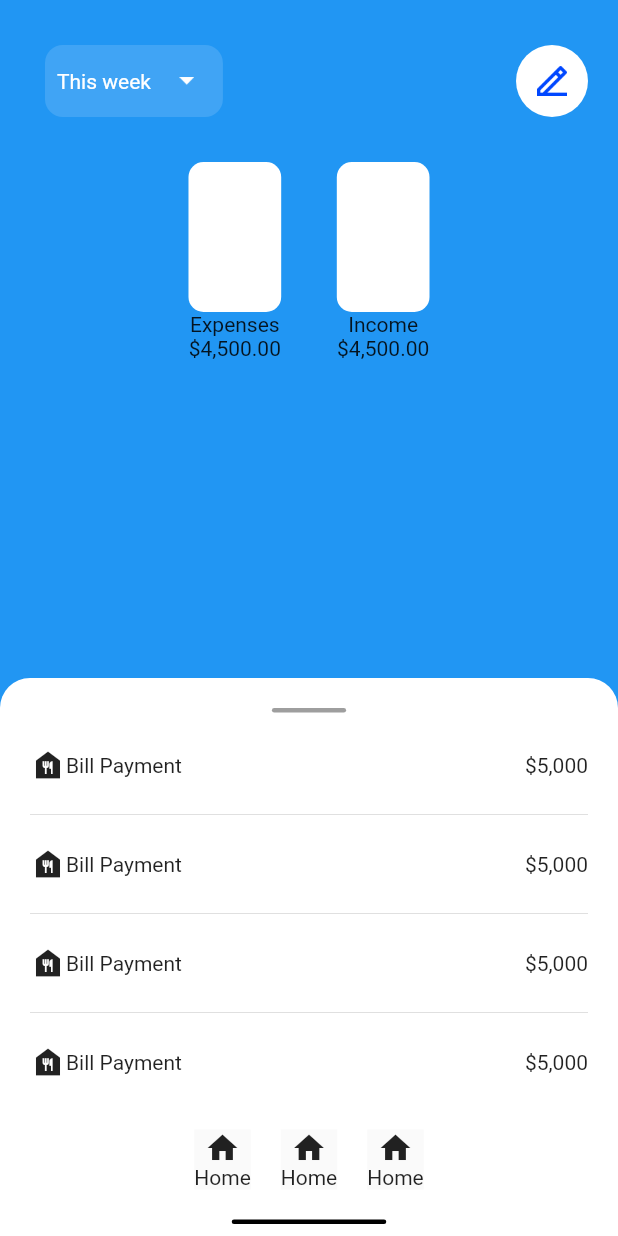
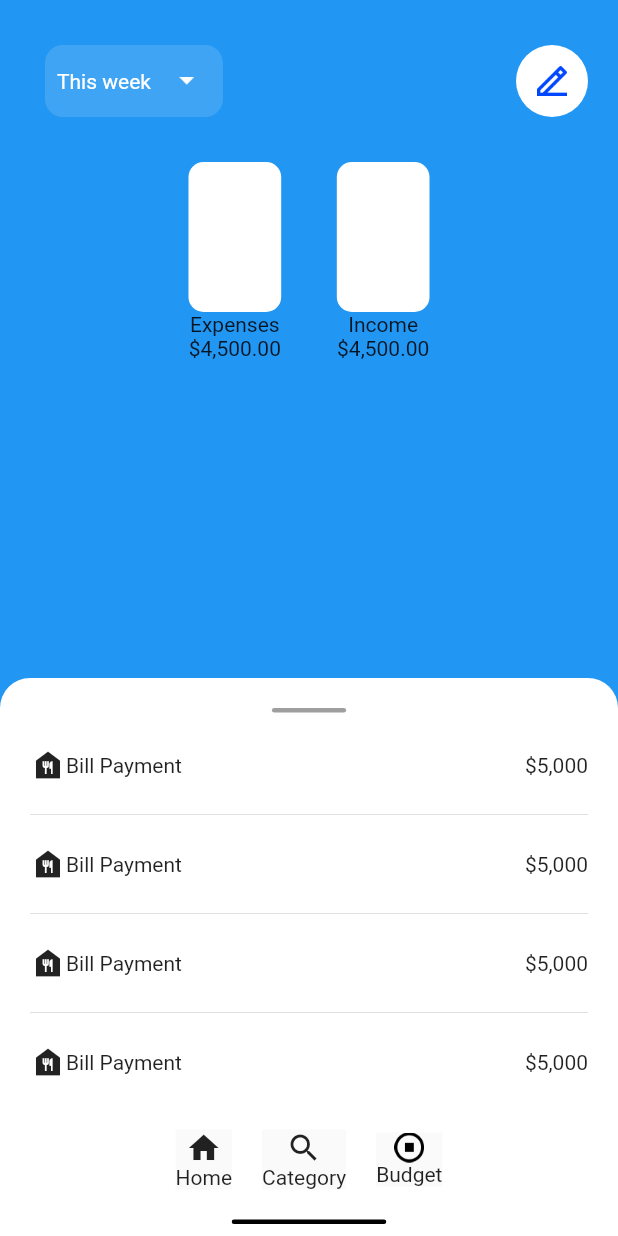
Before and after one commit to ernestkoko/xafe, a Flutter app: the HomePage screen opened by its route, on a phone screen of 412 x 824 dp. Run offline on Flutter 3.47's test engine with Material 2 defaults, Android fonts, the phone set to English and light mode, and no system bars; our stand-ins replace get.

Commit message:
Created budget_page and did some work

```diff
--- /dev/null
+++ b/lib/app/modules/budget_module/budget_page_binding.dart
@@ -0,0 +1,11 @@
+
+import 'package:get/get.dart';
+import 'package:xafe/app/modules/budget_module/budget_page_controller.dart';
+
+class BudgetPageBinding extends Bindings{
+  @override
+  void dependencies() {
+    Get.put(BudgetPageController());
+  }
+
+}
--- a/lib/app/modules/home_module/home_page.dart
+++ b/lib/app/modules/home_module/home_page.dart
@@ -198,9 +198,9 @@ class HomePage extends GetView<HomePageController> {
                               child: InkWell(
                                 onTap: () {},
                                 child: Column(
-                                  children: const [
+                                  children:const  [
                                     Icon(Icons.home),
-                                    Text("Home")
+                                     Text("Home")
                                   ],
                                 ),
                               ),
@@ -211,8 +211,8 @@ class HomePage extends GetView<HomePageController> {
                                 onTap: () {},
                                 child: Column(
                                   children: const [
-                                    Icon(Icons.home),
-                                    Text("Home"),
+                                    Icon(Icons.search),
+                                    Text("Category"),
                                   ],
                                 ),
                               ),
@@ -220,11 +220,21 @@ class HomePage extends GetView<HomePageController> {
                             Space.X(20),
                             Material(
                               child: InkWell(
-                                onTap: () {},
+                                onTap: controller.navigateToBudgetPage,
                                 child: Column(
-                                  children: const [
-                                    Icon(Icons.home),
-                                    Text("Home")
+                                  children: [
+                                    Image.asset(
+                                      "assets/img/budget.png",
+                                      color: Colors.black,
+                                      errorBuilder: (ctx, o, trace) =>
+                                          const Icon(
+                                        Icons.error,
+                                        color: Colors.red,
+                                      ),
+                                      height: 20,
+                                      width: 20,
+                                    ),
+                                    Text("Budget")
                                   ],
                                 ),
                               ),
--- a/lib/app/modules/home_module/home_page_controller.dart
+++ b/lib/app/modules/home_module/home_page_controller.dart
@@ -18,5 +18,9 @@ class HomePageController extends GetxController{
   void navigateToAddSpending(){
 
   }
+  ///Navigate to budget page
+void navigateToBudgetPage(){
+    Get.toNamed(AppRoutes.budgetPage);
+}
 
 }
--- a/lib/routes/pages.dart
+++ b/lib/routes/pages.dart
@@ -1,6 +1,8 @@
 import 'package:get/get.dart';
 import 'package:xafe/app/modules/add_expense_module/add_expense_page.dart';
 import 'package:xafe/app/modules/add_expense_module/add_expense_page_binding.dart';
+import 'package:xafe/app/modules/budget_module/budget_page.dart';
+import 'package:xafe/app/modules/budget_module/budget_page_binding.dart';
 import 'package:xafe/app/modules/home_module/home_page.dart';
 import 'package:xafe/app/modules/home_module/home_page_binding.dart';
 import 'package:xafe/app/modules/landing_module/landing_page.dart';
@@ -35,6 +37,11 @@ abstract class AppPages {
       name: AppRoutes.addExpensePage,
       page: () => AddExpensePage(),
       binding: AddExpensePageBinding(),
-    )
+    ),
+    GetPage(
+      name: AppRoutes.budgetPage,
+      page: () => BudgetPage(),
+      binding: BudgetPageBinding(),
+    ),
   ];
 }
--- a/lib/routes/routes.dart
+++ b/lib/routes/routes.dart
@@ -8,4 +8,5 @@ abstract class AppRoutes {
   static const signinPage = "/signin_page";
   static const homePage = "/home_page";
   static const addExpensePage = "/add_expense_page";
+  static const budgetPage = '/budget_page';
 }
```
Also changed, not shown: lib/app/modules/budget_module/budget_page.dart (added, +152 -0 lines), lib/app/modules/budget_module/budget_page_controller.dart (added, +11 -0 lines), lib/app/widgets/custom_image_asset.dart (added, +16 -0 lines), assets/img/budget.png (added), assets/img/home.png (added), assets/img/search.png (added).
